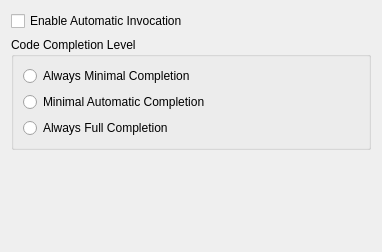
KDE/kdevelop, file shell/settings/ccsettings.ui: the form before one commit.
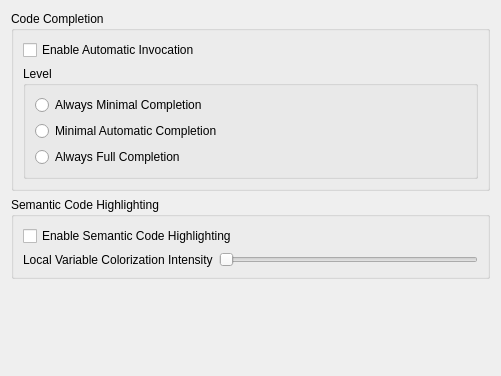
The form after the commit.

Commit message: Rename the configuration-entry from "Code Completion" to "Language Support", and add semantic code highlighting options to it: - Allow to completely disable/enable semantic highlighting - Allow to configure the intensity level of local variable colorization

```diff
--- a/shell/settings/ccsettings.ui
+++ b/shell/settings/ccsettings.ui
@@ -5,25 +5,24 @@
    <rect>
     <x>0</x>
     <y>0</y>
-    <width>382</width>
-    <height>252</height>
+    <width>501</width>
+    <height>376</height>
    </rect>
   </property>
+  <layout class="QGridLayout" name="gridLayout_4" >
+   <item row="0" column="0" >
+    <widget class="QGroupBox" name="groupBox" >
+     <property name="title" >
+      <string>Code Completion</string>
+     </property>
   <layout class="QGridLayout" name="gridLayout_2" >
-   <item row="0" column="0" >
-    <widget class="QCheckBox" name="kcfg_automaticInvocation" >
-     <property name="text" >
-      <string>Enable Automatic Invocation</string>
-     </property>
-    </widget>
-   </item>
    <item row="1" column="0" >
     <widget class="QGroupBox" name="completionLevelGroup" >
      <property name="title" >
-      <string>Code Completion Level</string>
+         <string>Level</string>
      </property>
      <layout class="QGridLayout" name="gridLayout" >
-      <item row="2" column="0" >
+         <item row="1" column="0" >
        <widget class="QRadioButton" name="kcfg_minimalAutomaticCompletion" >
         <property name="toolTip" >
          <string>Use minimal completion when the completion is automatic, and full completion when it is triggered manually</string>
@@ -33,7 +32,7 @@
         </property>
        </widget>
       </item>
-      <item row="3" column="0" >
+         <item row="2" column="0" >
        <widget class="QRadioButton" name="kcfg_alwaysFullCompletion" >
         <property name="acceptDrops" >
          <bool>false</bool>
@@ -55,6 +54,65 @@
          <string>Always Minimal Completion</string>
         </property>
        </widget>
+         </item>
+        </layout>
+       </widget>
+      </item>
+      <item row="0" column="0" >
+       <widget class="QCheckBox" name="kcfg_automaticInvocation" >
+        <property name="text" >
+         <string>Enable Automatic Invocation</string>
+        </property>
+       </widget>
+      </item>
+     </layout>
+    </widget>
+   </item>
+   <item row="1" column="0" >
+    <widget class="QGroupBox" name="groupBox_2" >
+     <property name="title" >
+      <string>Semantic Code Highlighting</string>
+     </property>
+     <layout class="QGridLayout" name="gridLayout_3" >
+      <item row="0" column="0" >
+       <widget class="QCheckBox" name="kcfg_enableSemanticHighlighting" >
+        <property name="text" >
+         <string>Enable Semantic Code Highlighting</string>
+        </property>
+       </widget>
+      </item>
+      <item row="1" column="0" >
+       <layout class="QHBoxLayout" name="horizontalLayout" >
+        <item>
+         <widget class="QLabel" name="label" >
+          <property name="toolTip" >
+           <string/>
+          </property>
+          <property name="text" >
+           <string>Local Variable Colorization Intensity</string>
+          </property>
+          <property name="buddy" >
+           <cstring>kcfg_localVariableColorization</cstring>
+          </property>
+         </widget>
+        </item>
+        <item>
+         <widget class="QSlider" name="kcfg_localVariableColorization" >
+          <property name="maximum" >
+           <number>255</number>
+          </property>
+          <property name="singleStep" >
+           <number>3</number>
+          </property>
+          <property name="pageStep" >
+           <number>25</number>
+          </property>
+          <property name="orientation" >
+           <enum>Qt::Horizontal</enum>
+          </property>
+         </widget>
+        </item>
+       </layout>
       </item>
      </layout>
     </widget>
```
Lines whose indentation alone changed are shown as unchanged. The commit also changes 5 other files.
